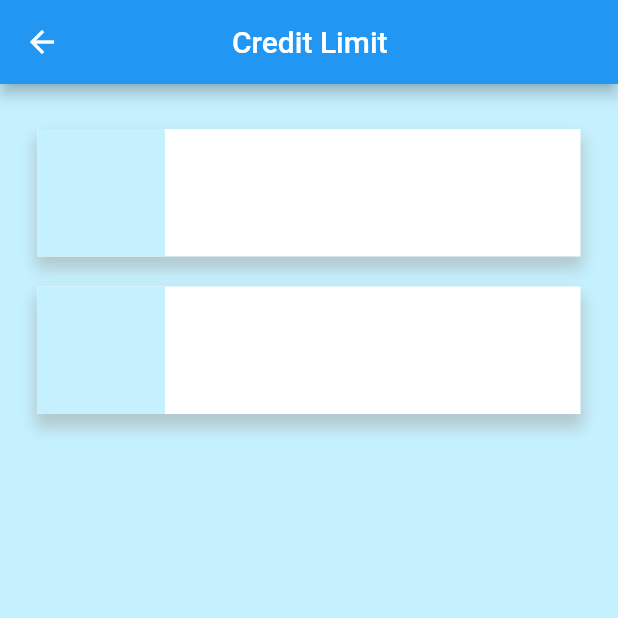
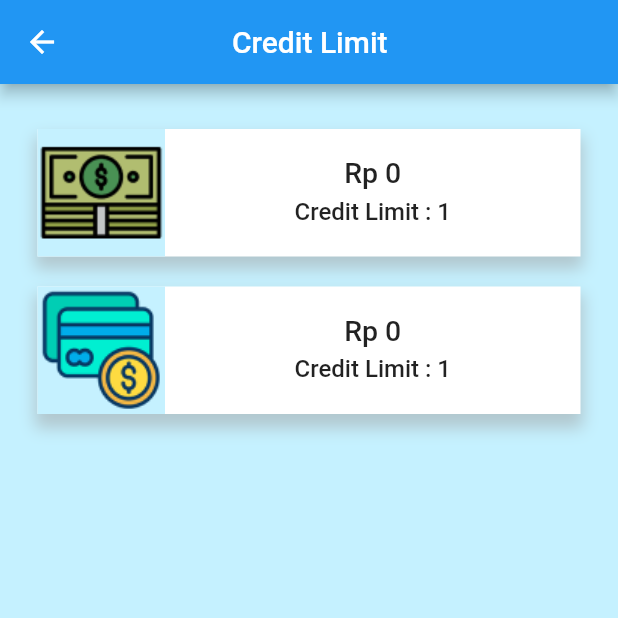
Before and after one commit to Tsabitgans/salesforce, a Flutter app: the creditLimit screen opened directly, on a phone screen of 412 x 824 dp, the top half of it. Run offline on Flutter 3.47's test engine with Material 2 defaults, Android fonts, the light colour scheme and no system bars.

Commit message:
Menyelesaikan credit limit

```diff
--- a/lib/home_menu/credit_limit.dart
+++ b/lib/home_menu/credit_limit.dart
@@ -41,7 +41,37 @@ class _creditLimitState extends State<creditLimit> {
                     width: 85,
                     decoration: BoxDecoration(
                       color: Color(0xFFC5F1FF),
+                      image: DecorationImage(
+                        image: AssetImage("assets/homeAsset/cash.png"),
+                      ),
                     ),
+                  ),
+                  Column(
+                    children: [
+                      Container(
+                        alignment: Alignment.bottomCenter,
+                        width: MediaQuery.of(context).size.width - 135,
+                        height: 40,
+                        child: Text(
+                          "Rp 0",
+                          style: TextStyle(
+                            fontSize: 19,
+                            fontWeight: FontWeight.w500,
+                          ),
+                        ),
+                      ),
+                      Container(
+                        alignment: Alignment.center,
+                        height: 30,
+                        child: Text(
+                          "Credit Limit : 1",
+                          style: TextStyle(
+                            fontSize: 16,
+                            fontWeight: FontWeight.w500,
+                          ),
+                        ),
+                      )
+                    ],
                   )
                 ],
               ),
@@ -71,7 +101,37 @@ class _creditLimitState extends State<creditLimit> {
                     width: 85,
                     decoration: BoxDecoration(
                       color: Color(0xFFC5F1FF),
+                      image: DecorationImage(
+                        image: AssetImage("assets/homeAsset/credit.png"),
+                      ),
                     ),
+                  ),
+                  Column(
+                    children: [
+                      Container(
+                        alignment: Alignment.bottomCenter,
+                        width: MediaQuery.of(context).size.width - 135,
+                        height: 40,
+                        child: Text(
+                          "Rp 0",
+                          style: TextStyle(
+                            fontSize: 19,
+                            fontWeight: FontWeight.w500,
+                          ),
+                        ),
+                      ),
+                      Container(
+                        alignment: Alignment.center,
+                        height: 30,
+                        child: Text(
+                          "Credit Limit : 1",
+                          style: TextStyle(
+                            fontSize: 16,
+                            fontWeight: FontWeight.w500,
+                          ),
+                        ),
+                      )
+                    ],
                   )
                 ],
               ),
```
Also changed, not shown: lib/home_menu/m_transaction.dart (added, +28 -0 lines), lib/home_test.dart (+17 -2 lines), assets/homeAsset/cash.png (added), assets/homeAsset/credit.png (added).
